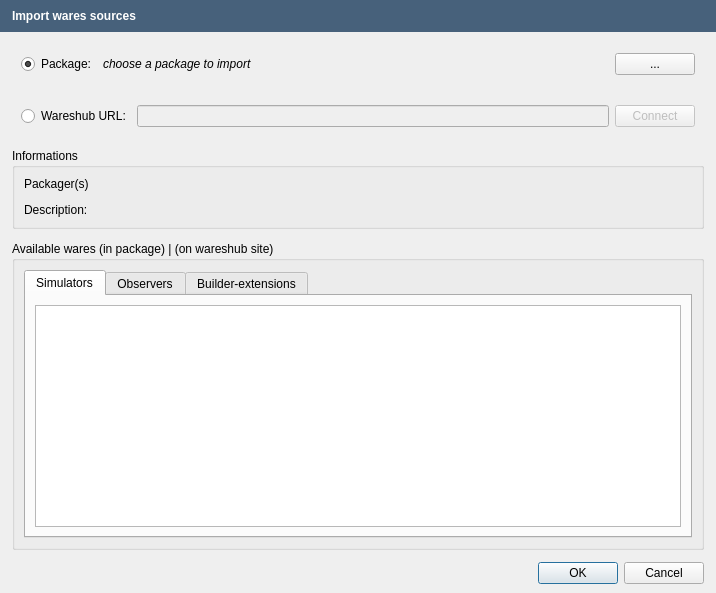
OpenFLUID/openfluid, file src/openfluid/ui/waresdev/WaresSrcImportDialog.ui: the form before one commit.
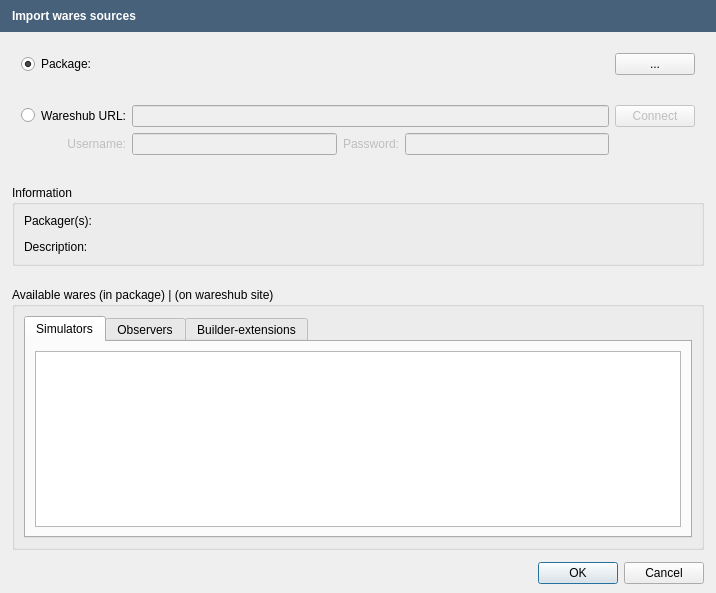
The form after the commit.

Commit message: Prepared Wares sources import dialog for Wareshub import

What changed in the file:
```diff
--- a/src/openfluid/ui/waresdev/WaresSrcImportDialog.ui
+++ b/src/openfluid/ui/waresdev/WaresSrcImportDialog.ui
@@ -108,7 +108,7 @@
            <string notr="true"/>
           </property>
           <property name="text">
-           <string>&lt;i&gt;choose a package to import&lt;/i&gt;</string>
+           <string/>
           </property>
          </widget>
         </item>
@@ -124,40 +124,95 @@
      </item>
      <item>
       <widget class="QWidget" name="WareshubWidget" native="true">
-       <layout class="QHBoxLayout" name="WareshubLayout">
+       <layout class="QVBoxLayout" name="verticalLayout_10">
         <item>
+         <layout class="QGridLayout" name="gridLayout_2" columnstretch="0,0,0,0,0,0">
+          <item row="0" column="5">
+           <widget class="QPushButton" name="WareshubConnectButton">
+            <property name="enabled">
+             <bool>false</bool>
+            </property>
+            <property name="text">
+             <string>Connect</string>
+            </property>
+           </widget>
+          </item>
+          <item row="1" column="4">
+           <widget class="QLineEdit" name="PasswordLineEdit_2">
+            <property name="enabled">
+             <bool>false</bool>
+            </property>
+           </widget>
+          </item>
+          <item row="0" column="0">
          <widget class="QRadioButton" name="WareshubRadioButton">
           <property name="text">
-           <string>Wareshub URL:</string>
+             <string/>
           </property>
           <attribute name="buttonGroup">
            <string notr="true">SourceButtonGroup</string>
           </attribute>
          </widget>
         </item>
-        <item>
-         <widget class="QLineEdit" name="lineEdit_2">
+          <item row="1" column="2">
+           <widget class="QLineEdit" name="UsernameLineEdit">
           <property name="enabled">
            <bool>false</bool>
           </property>
          </widget>
         </item>
-        <item>
-         <widget class="QPushButton" name="pushButton_2">
+          <item row="1" column="3">
+           <widget class="QLabel" name="label_4">
           <property name="enabled">
            <bool>false</bool>
           </property>
           <property name="text">
-           <string>Connect</string>
-          </property>
-         </widget>
-        </item>
-       </layout>
+             <string>Password:</string>
+            </property>
+            <property name="alignment">
+             <set>Qt::AlignRight|Qt::AlignTrailing|Qt::AlignVCenter</set>
+            </property>
+           </widget>
+          </item>
+          <item row="0" column="1">
+           <widget class="QLabel" name="label_5">
+            <property name="text">
+             <string>Wareshub URL:</string>
+            </property>
+            <property name="alignment">
+             <set>Qt::AlignRight|Qt::AlignTrailing|Qt::AlignVCenter</set>
+            </property>
+           </widget>
+          </item>
+          <item row="1" column="1">
+           <widget class="QLabel" name="label">
+            <property name="enabled">
+             <bool>false</bool>
+            </property>
+            <property name="text">
+             <string>Username:</string>
+            </property>
+            <property name="alignment">
+             <set>Qt::AlignRight|Qt::AlignTrailing|Qt::AlignVCenter</set>
+            </property>
+           </widget>
+          </item>
+          <item row="0" column="2" colspan="3">
+           <widget class="QLineEdit" name="WareshubUrlLineEdit">
+            <property name="enabled">
+             <bool>false</bool>
+            </property>
+           </widget>
+          </item>
+         </layout>
+        </item>
+       </layout>
       </widget>
      </item>
     </layout>
    </item>
    <item>
+    <widget class="QWidget" name="InformationWidget" native="true">
     <layout class="QVBoxLayout" name="verticalLayout_8">
      <property name="leftMargin">
       <number>12</number>
@@ -168,7 +223,7 @@
      <item>
       <widget class="QGroupBox" name="groupBox_2">
        <property name="title">
-        <string>Informations</string>
+         <string>Information</string>
        </property>
        <layout class="QVBoxLayout" name="verticalLayout_9">
         <item>
@@ -179,7 +234,7 @@
           <item row="0" column="0">
            <widget class="QLabel" name="label_2">
             <property name="text">
-             <string>Packager(s)</string>
+              <string>Packager(s):</string>
             </property>
            </widget>
           </item>
@@ -213,6 +268,7 @@
       </widget>
      </item>
     </layout>
+    </widget>
    </item>
    <item>
     <layout class="QVBoxLayout" name="verticalLayout_6">
```
Left out of the diff: 144 changed lines with no effect on the pictures. Lines whose indentation alone changed are shown as unchanged. The commit also changes 4 other files.
